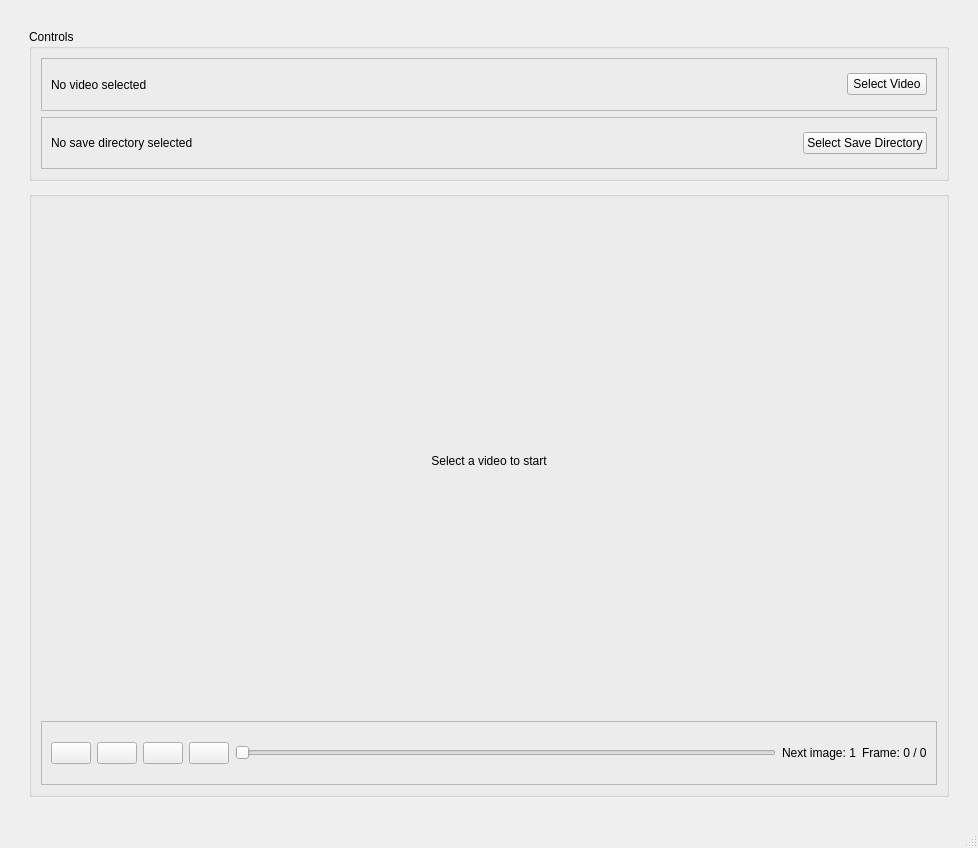
hashus42/Video-Dataset-Tool, file mainwindow.ui: the form before one commit.
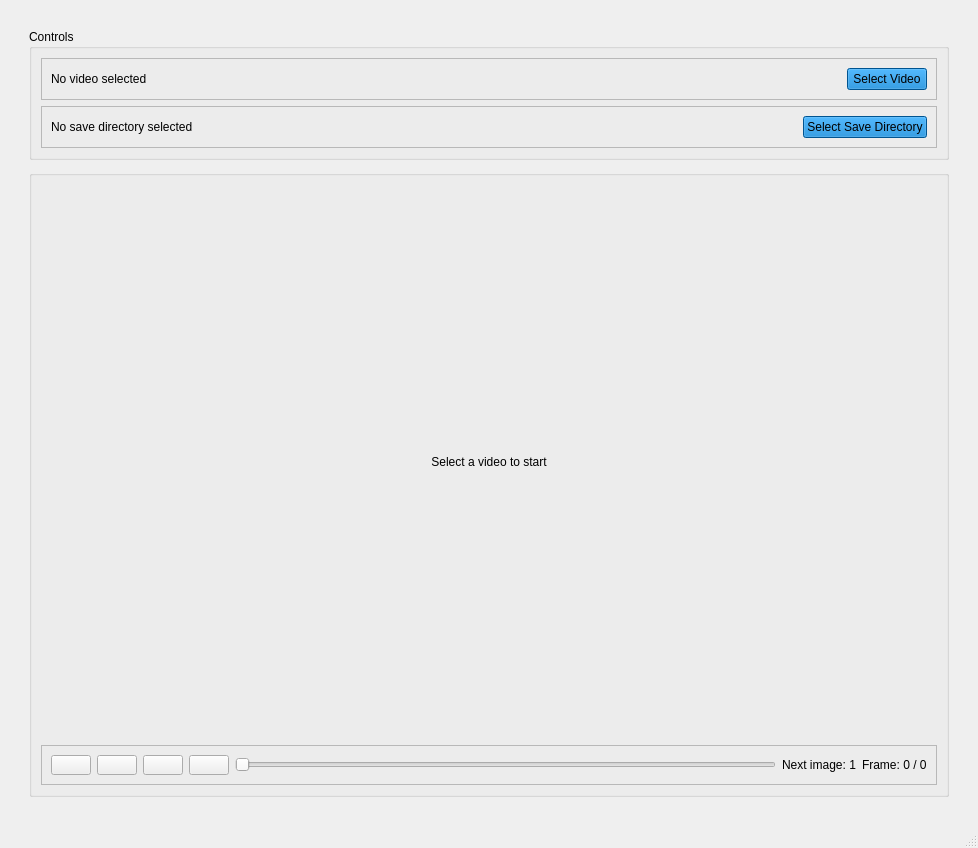
The form after the commit. Icons and pictures are not drawn.

Commit message: UI prettification and usage simplifications

Diff of the .ui file:
```diff
--- a/mainwindow.ui
+++ b/mainwindow.ui
@@ -19,7 +19,7 @@
   <widget class="QWidget" name="centralwidget">
    <layout class="QVBoxLayout" name="verticalLayout_2">
     <item>
-     <layout class="QVBoxLayout" name="verticalLayout" stretch="1,4">
+     <layout class="QVBoxLayout" name="verticalLayout" stretch="1,6">
       <property name="spacing">
        <number>10</number>
       </property>
@@ -91,6 +91,10 @@
                     <height>16777215</height>
                    </size>
                   </property>
+                  <property name="styleSheet">
+                   <string notr="true">background-color: rgb(0, 118, 201);
+</string>
+                  </property>
                   <property name="text">
                    <string>Select Video</string>
                   </property>
@@ -148,6 +152,10 @@
                   <height>16777215</height>
                  </size>
                 </property>
+                <property name="styleSheet">
+                 <string notr="true">background-color: rgb(0, 118, 201);
+</string>
+                </property>
                 <property name="text">
                  <string>Select Save Directory</string>
                 </property>
@@ -168,7 +176,7 @@
         </property>
         <layout class="QVBoxLayout" name="verticalLayout_5">
          <item>
-          <layout class="QVBoxLayout" name="videoGroupLayout" stretch="8,1">
+          <layout class="QVBoxLayout" name="videoGroupLayout" stretch="15,1">
            <item>
             <widget class="QLabel" name="videoLabel">
              <property name="minimumSize">
```
The commit also changes 2 other files.
